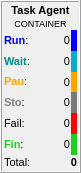
Before: the Qt Designer form qpfhmi/frmagentstatus.ui in jc-gonzalez/qpfnn, drawn with Qt 5.
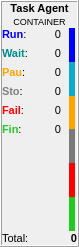
After: the same form once the commit is applied.

Commit message: Modified slightly view of Agent Status widget

```diff
--- a/qpfhmi/frmagentstatus.ui
+++ b/qpfhmi/frmagentstatus.ui
@@ -6,8 +6,8 @@
    <rect>
     <x>0</x>
     <y>0</y>
-    <width>81</width>
-    <height>173</height>
+    <width>79</width>
+    <height>247</height>
    </rect>
   </property>
   <property name="windowTitle">
@@ -24,16 +24,16 @@
     <number>1</number>
    </property>
    <property name="leftMargin">
-    <number>2</number>
+    <number>0</number>
    </property>
    <property name="topMargin">
-    <number>2</number>
+    <number>0</number>
    </property>
    <property name="rightMargin">
-    <number>2</number>
+    <number>0</number>
    </property>
    <property name="bottomMargin">
-    <number>2</number>
+    <number>0</number>
    </property>
    <item>
     <widget class="QLabel" name="lblTaskAgentName">
@@ -68,13 +68,15 @@
     </widget>
    </item>
    <item>
-    <layout class="QHBoxLayout" name="horizontalLayout_3">
-     <item>
-      <layout class="QVBoxLayout" name="vlyLabels">
+    <layout class="QHBoxLayout" name="horizontalLayout">
        <property name="spacing">
-        <number>0</number>
+      <number>6</number>
        </property>
        <item>
+      <layout class="QVBoxLayout" name="verticalLayout">
+       <item>
+        <layout class="QGridLayout" name="gridLayout">
+         <item row="0" column="0">
         <widget class="QLabel" name="label_5">
          <property name="font">
           <font>
@@ -86,7 +88,25 @@
          </property>
         </widget>
        </item>
-       <item>
+         <item row="0" column="1">
+          <widget class="QLabel" name="lblRun">
+           <property name="font">
+            <font>
+             <pointsize>8</pointsize>
+            </font>
+           </property>
+           <property name="text">
+            <string>0</string>
+           </property>
+           <property name="alignment">
+            <set>Qt::AlignRight|Qt::AlignTrailing|Qt::AlignVCenter</set>
+           </property>
+           <property name="margin">
+            <number>3</number>
+           </property>
+          </widget>
+         </item>
+         <item row="1" column="0">
         <widget class="QLabel" name="label_11">
          <property name="font">
           <font>
@@ -98,7 +118,25 @@
          </property>
         </widget>
        </item>
-       <item>
+         <item row="1" column="1">
+          <widget class="QLabel" name="lblWait">
+           <property name="font">
+            <font>
+             <pointsize>8</pointsize>
+            </font>
+           </property>
+           <property name="text">
+            <string>0</string>
+           </property>
+           <property name="alignment">
+            <set>Qt::AlignRight|Qt::AlignTrailing|Qt::AlignVCenter</set>
+           </property>
+           <property name="margin">
+            <number>3</number>
+           </property>
+          </widget>
+         </item>
+         <item row="2" column="0">
         <widget class="QLabel" name="label_12">
          <property name="font">
           <font>
@@ -110,7 +148,25 @@
          </property>
         </widget>
        </item>
-       <item>
+         <item row="2" column="1">
+          <widget class="QLabel" name="lblPau">
+           <property name="font">
+            <font>
+             <pointsize>8</pointsize>
+            </font>
+           </property>
+           <property name="text">
+            <string>0</string>
+           </property>
+           <property name="alignment">
+            <set>Qt::AlignRight|Qt::AlignTrailing|Qt::AlignVCenter</set>
+           </property>
+           <property name="margin">
+            <number>3</number>
+           </property>
+          </widget>
+         </item>
+         <item row="3" column="0">
         <widget class="QLabel" name="label_13">
          <property name="font">
           <font>
@@ -122,7 +178,25 @@
          </property>
         </widget>
        </item>
-       <item>
+         <item row="3" column="1">
+          <widget class="QLabel" name="lblSto">
+           <property name="font">
+            <font>
+             <pointsize>8</pointsize>
+            </font>
+           </property>
+           <property name="text">
+            <string>0</string>
+           </property>
+           <property name="alignment">
+            <set>Qt::AlignRight|Qt::AlignTrailing|Qt::AlignVCenter</set>
+           </property>
+           <property name="margin">
+            <number>3</number>
+           </property>
+          </widget>
+         </item>
+         <item row="4" column="0">
         <widget class="QLabel" name="label_14">
          <property name="font">
           <font>
@@ -130,11 +204,29 @@
           </font>
          </property>
          <property name="text">
-          <string>&lt;html&gt;&lt;head/&gt;&lt;body&gt;&lt;p&gt;Fail:&lt;/p&gt;&lt;/body&gt;&lt;/html&gt;</string>
+            <string>&lt;html&gt;&lt;head/&gt;&lt;body&gt;&lt;p&gt;&lt;span style=&quot; font-weight:600; color:#ff0000;&quot;&gt;Fail&lt;/span&gt;:&lt;/p&gt;&lt;/body&gt;&lt;/html&gt;</string>
          </property>
         </widget>
        </item>
-       <item>
+         <item row="4" column="1">
+          <widget class="QLabel" name="lblFail">
+           <property name="font">
+            <font>
+             <pointsize>8</pointsize>
+            </font>
+           </property>
+           <property name="text">
+            <string>0</string>
+           </property>
+           <property name="alignment">
+            <set>Qt::AlignRight|Qt::AlignTrailing|Qt::AlignVCenter</set>
+           </property>
+           <property name="margin">
+            <number>3</number>
+           </property>
+          </widget>
+         </item>
+         <item row="5" column="0">
         <widget class="QLabel" name="label_15">
          <property name="font">
           <font>
@@ -146,104 +238,7 @@
          </property>
         </widget>
        </item>
-      </layout>
-     </item>
-     <item>
-      <layout class="QVBoxLayout" name="vlyNumbers">
-       <property name="spacing">
-        <number>0</number>
-       </property>
-       <item>
-        <widget class="QLabel" name="lblRun">
-         <property name="font">
-          <font>
-           <pointsize>8</pointsize>
-          </font>
-         </property>
-         <property name="text">
-          <string>0</string>
-         </property>
-         <property name="alignment">
-          <set>Qt::AlignRight|Qt::AlignTrailing|Qt::AlignVCenter</set>
-         </property>
-         <property name="margin">
-          <number>3</number>
-         </property>
-        </widget>
-       </item>
-       <item>
-        <widget class="QLabel" name="lblWait">
-         <property name="font">
-          <font>
-           <pointsize>8</pointsize>
-          </font>
-         </property>
-         <property name="text">
-          <string>0</string>
-         </property>
-         <property name="alignment">
-          <set>Qt::AlignRight|Qt::AlignTrailing|Qt::AlignVCenter</set>
-         </property>
-         <property name="margin">
-          <number>3</number>
-         </property>
-        </widget>
-       </item>
-       <item>
-        <widget class="QLabel" name="lblPau">
-         <property name="font">
-          <font>
-           <pointsize>8</pointsize>
-          </font>
-         </property>
-         <property name="text">
-          <string>0</string>
-         </property>
-         <property name="alignment">
-          <set>Qt::AlignRight|Qt::AlignTrailing|Qt::AlignVCenter</set>
-         </property>
-         <property name="margin">
-          <number>3</number>
-         </property>
-        </widget>
-       </item>
-       <item>
-        <widget class="QLabel" name="lblSto">
-         <property name="font">
-          <font>
-           <pointsize>8</pointsize>
-          </font>
-         </property>
-         <property name="text">
-          <string>0</string>
-         </property>
-         <property name="alignment">
-          <set>Qt::AlignRight|Qt::AlignTrailing|Qt::AlignVCenter</set>
-         </property>
-         <property name="margin">
-          <number>3</number>
-         </property>
-        </widget>
-       </item>
-       <item>
-        <widget class="QLabel" name="lblFail">
-         <property name="font">
-          <font>
-           <pointsize>8</pointsize>
-          </font>
-         </property>
-         <property name="text">
-          <string>0</string>
-         </property>
-         <property name="alignment">
-          <set>Qt::AlignRight|Qt::AlignTrailing|Qt::AlignVCenter</set>
-         </property>
-         <property name="margin">
-          <number>3</number>
-         </property>
-        </widget>
-       </item>
-       <item>
+         <item row="5" column="1">
         <widget class="QLabel" name="lblFin">
          <property name="font">
           <font>
@@ -264,10 +259,31 @@
       </layout>
      </item>
      <item>
+        <spacer name="verticalSpacer_2">
+         <property name="orientation">
+          <enum>Qt::Vertical</enum>
+         </property>
+         <property name="sizeHint" stdset="0">
+          <size>
+           <width>20</width>
+           <height>40</height>
+          </size>
+         </property>
+        </spacer>
+       </item>
+      </layout>
+     </item>
+     <item>
       <layout class="QVBoxLayout" name="vlyStatus" stretch="1,1,1,1,1,1">
        <property name="spacing">
         <number>0</number>
        </property>
+       <property name="leftMargin">
+        <number>2</number>
+       </property>
+       <property name="rightMargin">
+        <number>2</number>
+       </property>
        <item>
         <widget class="QFrame" name="frmRunning">
          <property name="sizePolicy">
```
Left out of the diff: 2 changed lines with no effect on the pictures. Lines whose indentation alone changed are shown as unchanged.
